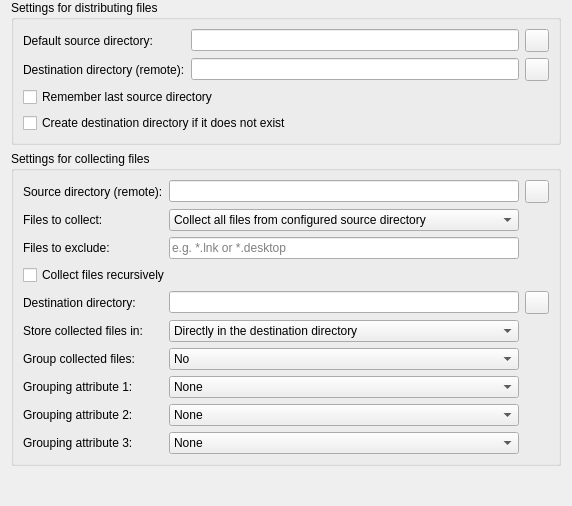
This is plugins/filetransfer/FileTransferConfigurationPage.ui in veyon/veyon as Qt 5 draws it before an edit. The edited form follows.
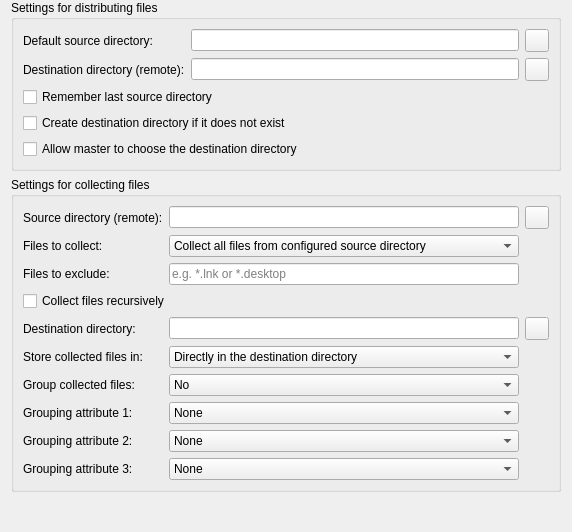
This is the edited form. Icons and pictures are not drawn.

Commit message:
FileTransferConfigurationPage: add AllowCustomDestinationDirectory checkbox
The property was added without a widget, so the automatic UI mapping
failed to compile.

Claude-Session: https://claude.ai/code/session_01M2eYAf5QdD7NNQP7yUb8FR

```diff
--- a/plugins/filetransfer/FileTransferConfigurationPage.ui
+++ b/plugins/filetransfer/FileTransferConfigurationPage.ui
@@ -72,6 +72,13 @@
         </property>
        </widget>
       </item>
+      <item row="4" column="0" colspan="3">
+       <widget class="QCheckBox" name="allowCustomDestinationDirectory">
+        <property name="text">
+         <string>Allow master to choose the destination directory</string>
+        </property>
+       </widget>
+      </item>
      </layout>
     </widget>
    </item>
```
Left out of the diff: 1 changed line with no effect on the pictures.
